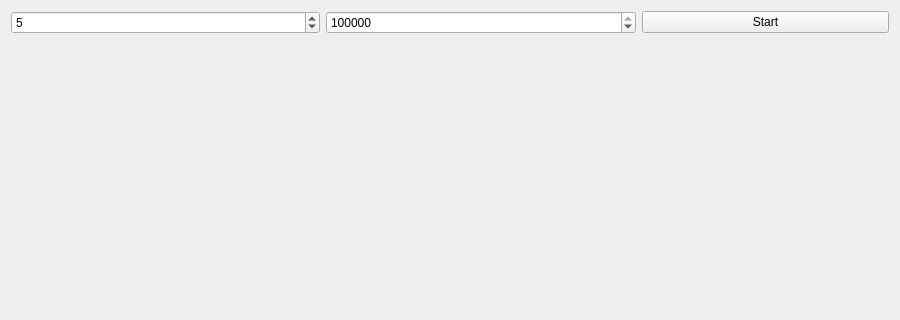
Qt form Lab2_GUI/gui.ui (Cvelth/Comp_Simulation_Projects) before a commit; both pictures show x 0 to 900 and y 0 to 320 of the 900 by 520 pixel window.
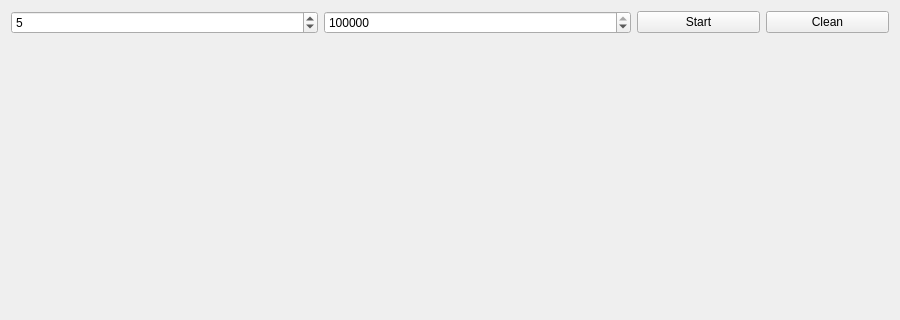
The same form after that commit.

Commit message: Clean button and functionality was added.

```diff
--- a/Lab2_GUI/gui.ui
+++ b/Lab2_GUI/gui.ui
@@ -15,7 +15,7 @@
   </property>
   <layout class="QVBoxLayout" name="verticalLayout" stretch="0,1">
    <item>
-    <layout class="QHBoxLayout" name="horizontalLayout" stretch="5,5,4">
+    <layout class="QHBoxLayout" name="horizontalLayout" stretch="5,5,2,2">
      <item>
       <widget class="QSpinBox" name="tasks">
        <property name="minimum">
@@ -35,7 +35,7 @@
         <number>1000000000</number>
        </property>
        <property name="value">
-        <number>100000</number>
+        <number>1000000</number>
        </property>
       </widget>
      </item>
@@ -46,6 +46,13 @@
        </property>
       </widget>
      </item>
+     <item>
+      <widget class="QPushButton" name="clean">
+       <property name="text">
+        <string>Clean</string>
+       </property>
+      </widget>
+     </item>
     </layout>
    </item>
    <item>
```
The commit also changes 3 other files.
